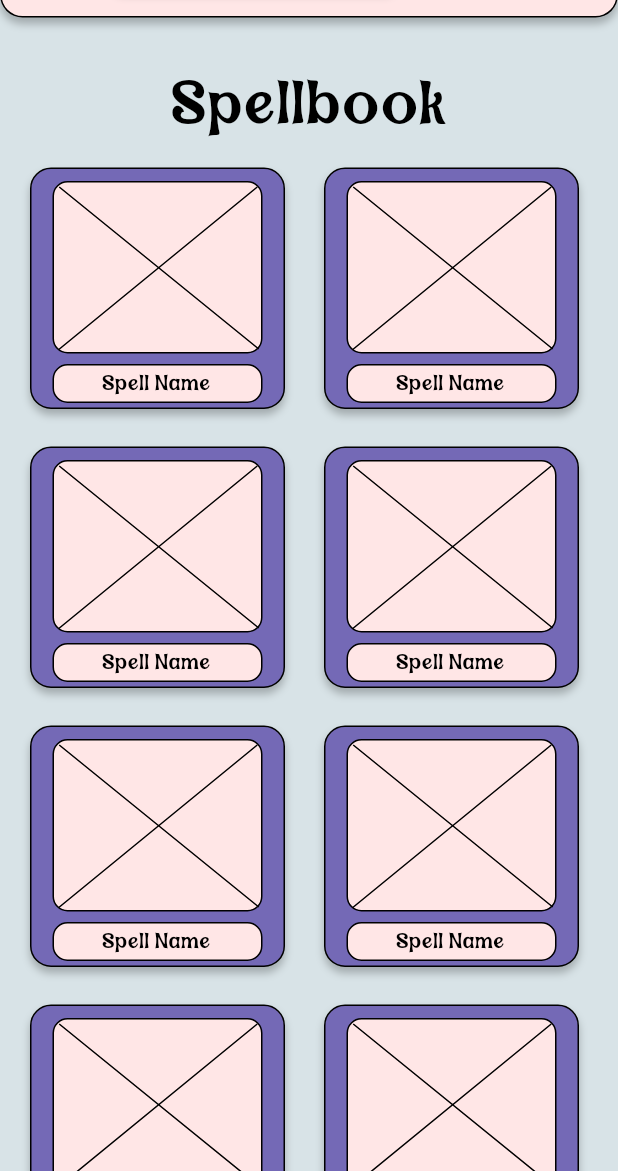
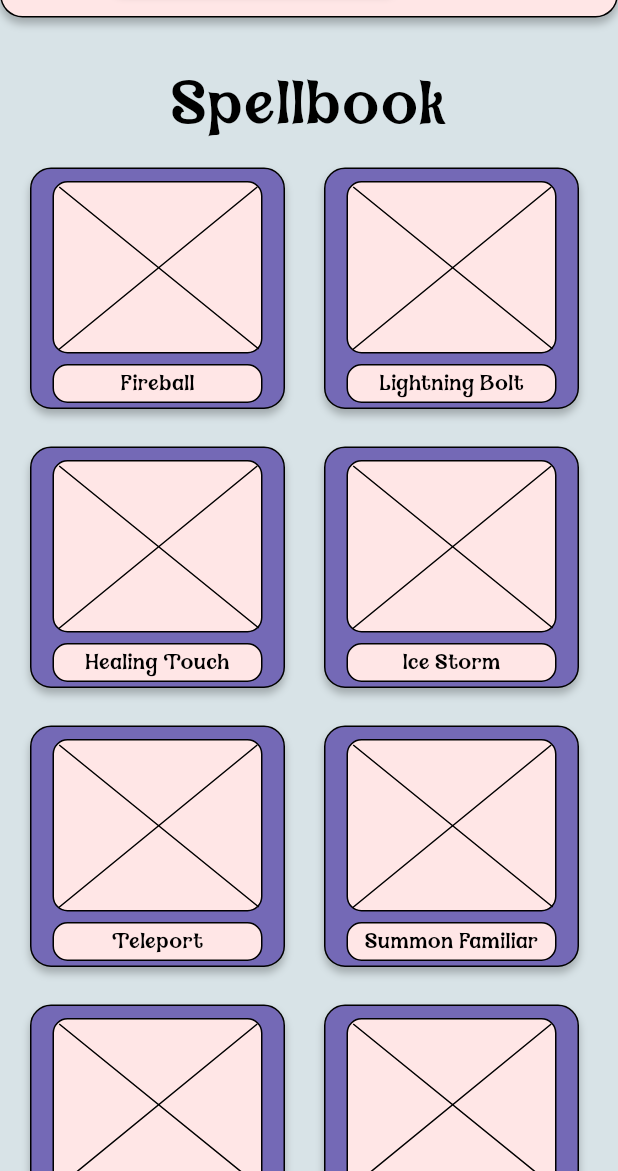
Before and after one commit to nspyrop03/hocus_focus, a Flutter app: the screen it shows after launch, on a phone screen of 412 x 824 dp, the part 65-1236 px from its top. Run offline on Flutter 3.47's test engine with Material 3 defaults, Android fonts, the phone set to English and light mode, and no system bars; our stand-ins replace flutter_svg, sqflite, table_calendar; accounts and stored records are empty.

Commit message:
spellbook lampei

```diff
--- a/lib/screens/spellbook_page.dart
+++ b/lib/screens/spellbook_page.dart
@@ -4,6 +4,87 @@ import 'package:hocus_focus/styles/styles.dart';
 import 'package:hocus_focus/widgets/bar_widgets.dart';
 import 'package:hocus_focus/widgets/spellbook_widgets.dart';
 
+
+class SpellbookPage extends StatelessWidget {
+  @override
+  Widget build(BuildContext context) {
+    // List of different spell names
+    List<String> spellNames = [
+      'Fireball', 'Lightning Bolt', 'Healing Touch', 'Ice Storm', 'Teleport',
+      'Summon Familiar', 'Shield', 'Magic Missile', 'Misty Step', 'Counterspell',
+      'Arcane Blast', 'Blight', 'Invisibility', 'Dispel Magic', 'Flamestrike',
+      'Greater Heal', 'Polymorph', 'Wall of Force', 'Fly', 'Divine Light'
+    ];
+
+    return MaterialApp(
+      theme: ThemeData(
+        scrollbarTheme: ScrollbarThemeData(
+          thumbColor: MaterialStateProperty.all(Color.fromRGBO(225, 175, 209, 1)), // Set the thumb color
+          trackColor: MaterialStateProperty.all(MyColors.secondary), // Set the track color
+          radius: Radius.circular(10), // Rounded corners
+          thickness: MaterialStateProperty.all(10.0), // Thickness of the scrollbar
+        ),
+      ),
+      home: Scaffold(
+        backgroundColor: MyColors.background,
+        body: Column(
+          children: [
+            TopBarWidget(), // Top bar remains at the top
+            Expanded(
+              child: Scrollbar(
+                child: SingleChildScrollView(
+                  child: Padding(
+                    padding: const EdgeInsets.only(top: 20.0), // Add space to move the scrollbar down
+                    child: Column(
+                      children: [
+                        // Title "Spellbook" above the spell slots
+                        Padding(
+                          padding: const EdgeInsets.symmetric(vertical: 20.0), // Add vertical spacing around the title
+                          child: Text(
+                            'Spellbook',
+                            style: MyStyles.magic40,
+                          ),
+                        ),
+                        // Spell slots (your GridView)
+                        Padding(
+                          padding: const EdgeInsets.symmetric(horizontal: 20.0),
+                          child: Align(
+                            alignment: Alignment.centerRight,
+                            child: GridView.builder(
+                              shrinkWrap: true,
+                              physics: NeverScrollableScrollPhysics(),
+                              gridDelegate: SliverGridDelegateWithFixedCrossAxisCount(
+                                crossAxisCount: 2,
+                                mainAxisSpacing: 10.0,
+                                crossAxisSpacing: 20.0,
+                                childAspectRatio: 1.0,
+                              ),
+                              itemCount: spellNames.length, // Using the length of the spellNames list
+                              itemBuilder: (BuildContext context, int index) {
+                                // Pass the spell name from the list
+                                return SpellslotWidget(spellName: spellNames[index]);
+                              },
+                            ),
+                          ),
+                        ),
+                      ],
+                    ),
+                  ),
+                ),
+              ),
+            ),
+          ],
+        ),
+      ),
+    );
+  }
+}
+
+
+
+
+
+/*
 class SpellbookPage extends StatelessWidget {
   @override
   Widget build(BuildContext context) {
@@ -52,7 +133,7 @@ class SpellbookPage extends StatelessWidget {
                               ),
                               itemCount: 20,
                               itemBuilder: (BuildContext context, int index) {
-                                return SpellslotWidget();
+                                return SpellslotWidget(spellName: "Pookie juice");
                               },
                             ),
                           ),
@@ -70,102 +151,4 @@ class SpellbookPage extends StatelessWidget {
   }
 }
 
-
-/*
-class SpellbookPage extends StatelessWidget {
-  @override
-  Widget build(BuildContext context) {
-    return MaterialApp(
-      theme: ThemeData(
-        scrollbarTheme: ScrollbarThemeData(
-          thumbColor: MaterialStateProperty.all(Color.fromRGBO(225, 175, 209, 1)), // Set the thumb color
-          trackColor: MaterialStateProperty.all(MyColors.secondary), // Set the track color
-          radius: Radius.circular(10), // Rounded corners
-          thickness: MaterialStateProperty.all(10.0), // Thickness of the scrollbar
-        ),
-      ),
-      home: Scaffold(
-        backgroundColor: MyColors.background,
-        body: Column(
-          children: [
-            TopBarWidget(), // Top bar remains at the top
-            Expanded(
-              child: Scrollbar(
-                child: SingleChildScrollView(
-                  child: Padding(
-                    padding: const EdgeInsets.only(top: 20.0), // Add a little space before the scrollbar
-                    child: Column(
-                      children: [
-                        SizedBox(height: 10),  // Some space below the top bar
-                        Padding(
-                          padding: const EdgeInsets.symmetric(horizontal: 23.0),
-                          child: Align(
-                            alignment: Alignment.centerRight,
-                            child: GridView.builder(
-                              shrinkWrap: true,
-                              physics: NeverScrollableScrollPhysics(),
-                              gridDelegate: SliverGridDelegateWithFixedCrossAxisCount(
-                                crossAxisCount: 2,
-                                mainAxisSpacing: 10.0,
-                                crossAxisSpacing: 20.0,
-                                childAspectRatio: 1.0,
-                              ),
-                              itemCount: 20,
-                              itemBuilder: (BuildContext context, int index) {
-                                return SpellslotWidget();
-                              },
-                            ),
-                          ),
-                        ),
-                      ],
-                    ),
-                  ),
-                ),
-              ),
-            ),
-          ],
-        ),
-      ),
-    );
-  }
-}
-
-
-/*
-class SpellbookPage extends StatelessWidget {
-  @override
-  Widget build(BuildContext context) {
-    return Scaffold(
-      body: SingleChildScrollView(  // Wrap the entire body in a SingleChildScrollView
-        child: Column(
-          children: [
-            TopBarWidget(),
-            SizedBox(height: 10),
-            Padding(
-              padding: const EdgeInsets.symmetric(horizontal: 23.0), // Adjust padding as needed
-              child: Align(
-                alignment: Alignment.centerRight,  // Align the GridView to the right
-                child: GridView.builder(
-                  shrinkWrap: true,  // This ensures that GridView takes up only the space it needs
-                  physics: NeverScrollableScrollPhysics(),  // Disable GridView's own scrolling
-                  gridDelegate: SliverGridDelegateWithFixedCrossAxisCount(
-                    crossAxisCount: 2, // Two columns
-                    mainAxisSpacing: 10.0, // Space between rows
-                    crossAxisSpacing: 20.0, // Space between columns
-                    childAspectRatio: 1.0, // Adjust for aspect ratio of the widgets
-                  ),
-                  itemCount: 20, // Replace with the number of SpellslotWidgets you want to display
-                  itemBuilder: (BuildContext context, int index) {
-                    return SpellslotWidget(); // Replace with your custom widget
-                  },
-                ),
-              ),
-            ),
-          ],
-        ),
-      ),
-      //bottomNavigationBar: BottomBarWidget(),
-    );
-  }
-}
-*/*/
+*/
--- a/lib/widgets/spellbook_widgets.dart
+++ b/lib/widgets/spellbook_widgets.dart
@@ -3,6 +3,107 @@ import 'package:flutter_svg/svg.dart';
 import 'package:hocus_focus/styles/colors.dart';
 import 'package:hocus_focus/styles/styles.dart';
 
+class SpellslotWidget extends StatelessWidget {
+  final String spellName;
+
+  // Constructor with spellName parameter and a default value
+  SpellslotWidget({this.spellName = 'Spell Name'});
+
+  @override
+  Widget build(BuildContext context) {
+    // Figma Flutter Generator SpellslotWidget - INSTANCE
+    return Container(
+      width: 170,
+      height: 161,
+      child: Stack(children: <Widget>[
+        Positioned(
+          top: 0,
+          left: 0,
+          child: Container(
+            width: 170,
+            height: 161,
+            decoration: BoxDecoration(
+              borderRadius: BorderRadius.only(
+                topLeft: Radius.circular(14),
+                topRight: Radius.circular(14),
+                bottomLeft: Radius.circular(14),
+                bottomRight: Radius.circular(14),
+              ),
+              boxShadow: [MyStyles.boxShadowBasic],
+              color: MyColors.details,
+              border: Border.all(
+                color: Color.fromRGBO(0, 0, 0, 1),
+                width: 1,
+              ),
+            ),
+          ),
+        ),
+        Positioned(
+          top: 9,
+          left: 15,
+          child: Container(
+            width: 140,
+            height: 115,
+            decoration: BoxDecoration(
+              borderRadius: BorderRadius.only(
+                topLeft: Radius.circular(10),
+                topRight: Radius.circular(10),
+                bottomLeft: Radius.circular(10),
+                bottomRight: Radius.circular(10),
+              ),
+              color: MyColors.primary,
+              border: Border.all(
+                color: Color.fromRGBO(0, 0, 0, 1),
+                width: 1,
+              ),
+            ),
+          ),
+        ),
+        Positioned(
+          top: 131,
+          left: 15,
+          child: Container(
+            width: 140,
+            height: 26,
+            decoration: BoxDecoration(),
+            child: Container(
+              width: 140,
+              height: 26,
+              decoration: BoxDecoration(
+                borderRadius: BorderRadius.only(
+                  topLeft: Radius.circular(10),
+                  topRight: Radius.circular(10),
+                  bottomLeft: Radius.circular(10),
+                  bottomRight: Radius.circular(10),
+                ),
+                color: MyColors.primary,
+                border: Border.all(
+                  color: Color.fromRGBO(0, 0, 0, 1),
+                  width: 1,
+                ),
+              ),
+              child: Center(  // Centering the text inside the container
+                child: Text(
+                  spellName,  // Use the custom spellName here
+                  textAlign: TextAlign.center,
+                  style: MyStyles.magic14,
+                ),
+              ),
+            ),
+          ),
+        ),
+        Positioned(
+          top: 12,
+          left: 18.5,
+          child: SvgPicture.asset('assets/images/vector12.svg', semanticsLabel: 'vector12'),
+        ),
+      ]),
+    );
+  }
+}
+
+
+/*
 class SpellslotWidget extends StatelessWidget {
   @override
   Widget build(BuildContext context) {
@@ -91,69 +192,4 @@ class SpellslotWidget extends StatelessWidget {
                   semanticsLabel: 'vector12')),
         ]));
   }
-}
-
-
-
-class DesktopExample extends StatefulWidget {
-  const DesktopExample({super.key});
-
-  @override
-  State<DesktopExample> createState() => _DesktopExampleState();
-}
-
-class _DesktopExampleState extends State<DesktopExample> {
-  final ScrollController controller2 = ScrollController();
-
-  @override
-  Widget build(BuildContext context) {
-    return LayoutBuilder(
-      builder: (BuildContext context, BoxConstraints constraints) {
-        return Row(
-          children: <Widget>[
-            // Second scrollable section with custom scrollbar
-            Expanded(
-              child: CustomScrollbar(
-                controller: controller2,
-                child: ListView.builder(
-                  controller: controller2,
-                  itemCount: 100,
-                  itemBuilder: (BuildContext context, int index) {
-                    return SizedBox(
-                      height: 50,
-                      child: Padding(
-                        padding: const EdgeInsets.all(8.0),
-                        child: Text('Scrollable 2 : Index $index'),
-                      ),
-                    );
-                  },
-                ),
-              ),
-            ),
-          ],
-        );
-      },
-    );
-  }
-}
-
-class CustomScrollbar extends StatelessWidget {
-  final ScrollController controller;
-  final Widget child;
-
-  const CustomScrollbar({
-    super.key,
-    required this.controller,
-    required this.child,
-  });
-
-  @override
-  Widget build(BuildContext context) {
-    return Scrollbar(
-      thickness: 10.0, // Custom thickness of the scrollbar
-      thumbVisibility: true, // Makes the scrollbar thumb visible at all times
-      controller: controller, // ScrollController for custom scroll behavior
-      child: child, // The widget that contains the scrollable content
-    );
-  }
-}
+}*/
```
Also changed, not shown: lib/screens/shop_page.dart (added).
